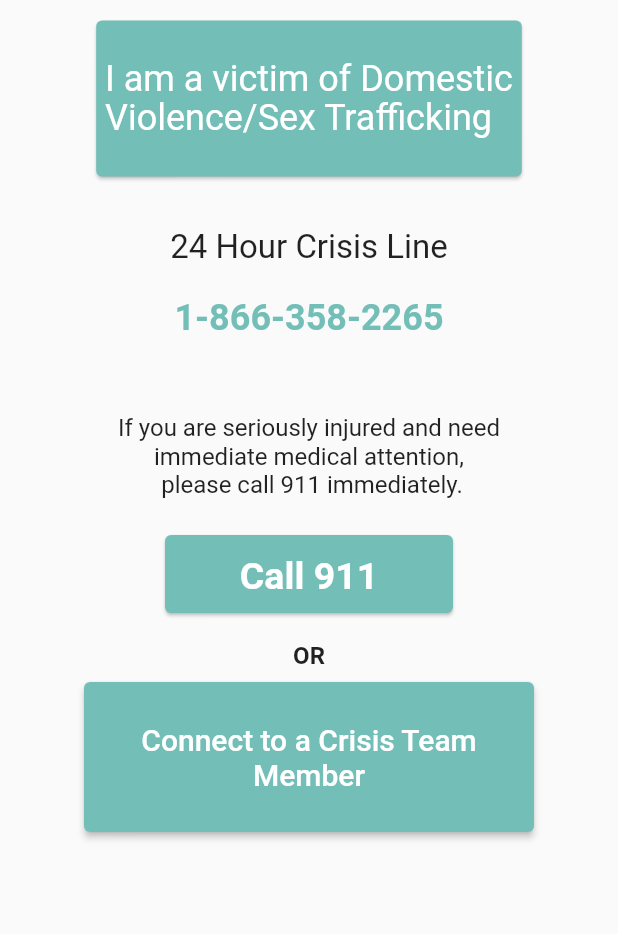
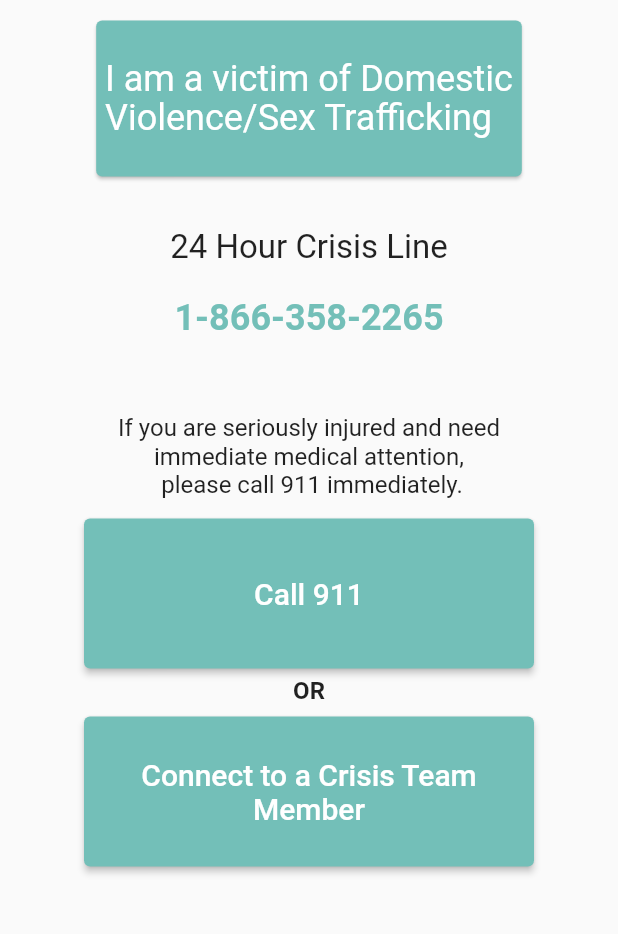
Before and after one commit to GaelleAgahozo/Homeless-Tonight-, a Flutter app: the screen it shows after launch, after a tap on an icon or button, on a phone screen of 412 x 824 dp, the part 239-1173 px from its top. Run offline on Flutter 3.47's test engine with Material 2 defaults, Android fonts, the phone set to English and light mode, and no system bars; our stand-ins replace chat_bubbles, cloud_firestore, firebase_auth, firebase_core, permission_handler, sensors_plus; missing offline and left inert: firebase_ui_auth; accounts and stored records are empty; network calls fail; Roboto replaces fonts that are missing (Bukhari Script, Glacial Indifference); statements that could not run were skipped.

Commit message:
Made direct calls for domestic violence page

```diff
--- a/homeless_tonight/lib/domesticviolence.dart
+++ b/homeless_tonight/lib/domesticviolence.dart
@@ -1,5 +1,7 @@
 import 'package:flutter/material.dart';
 import 'package:homeless_tonight/pageTemplate.dart';
+import 'package:url_launcher/url_launcher.dart';
+import 'package:url_launcher/url_launcher.dart';
 
 import 'messageui.dart';
 
@@ -39,22 +41,43 @@ class DomesticViolenceScreen extends StatelessWidget {
               textAlign: TextAlign.center,
             )),
         Padding(
-            padding: const EdgeInsets.only(top: 10, bottom: 10),
+            padding: const EdgeInsets.only(top: 3),
             child: SizedBox(
-              width: 200,
-              height: 60,
-              child: Card(
-                  color: Theme.of(context).colorScheme.surface,
+              width: 300,
+              height: 100,
+              child: ElevatedButton(
+                  onPressed: () async {
+                    //indirect phone call
+                    // ignore: deprecated_member_use
+                    launch('tel:911');
+
+                    // await FlutterPhoneDirectCaller.callNumber(911);
+                    // launch('tel:911');
+                    // _displayTextInputDialog(context);
+                  },
                   child: const Text(
                     "Call 911",
-                    style: TextStyle(
-                        fontSize: 25,
-                        height: 1.8,
-                        fontWeight: FontWeight.bold,
-                        color: Colors.white),
+                    style: TextStyle(fontSize: 20, color: Colors.white),
                     textAlign: TextAlign.center,
                   )),
             )),
+        // Padding(
+        //     padding: const EdgeInsets.only(top: 10, bottom: 10),
+        //     child: SizedBox(
+        //       width: 200,
+        //       height: 60,
+        //       child: Card(
+        //           color: Theme.of(context).colorScheme.surface,
+        //           child: const Text(
+        //             "Call 911",
+        //             style: TextStyle(
+        //                 fontSize: 25,
+        //                 height: 1.8,
+        //                 fontWeight: FontWeight.bold,
+        //                 color: Colors.white),
+        //             textAlign: TextAlign.center,
+        //           )),
+        //     )),
         const Padding(
             padding: EdgeInsets.only(top: 5, bottom: 5),
             child: Text(
--- a/homeless_tonight/pubspec.yaml
+++ b/homeless_tonight/pubspec.yaml
@@ -36,6 +36,8 @@ dependencies:
   # The following adds the Cupertino Icons font to your application.
   # Use with the CupertinoIcons class for iOS style icons.
   cupertino_icons: ^1.0.2
+  # url_launcher: ^6.1.7
+  flutter_phone_direct_caller: ^2.1.1
   firebase_core: ^2.2.0
   firebase_auth: ^4.1.2
   permission_handler: ^10.2.0
```
Also changed, not shown: homeless_tonight/pubspec.lock, 2 other files.
